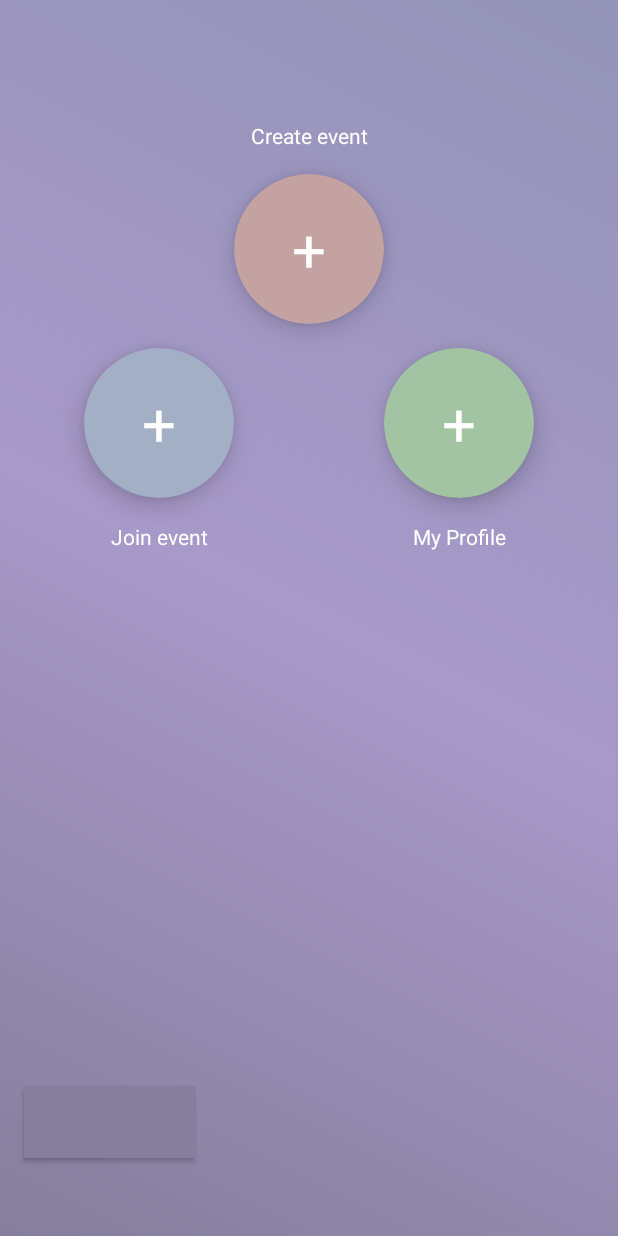
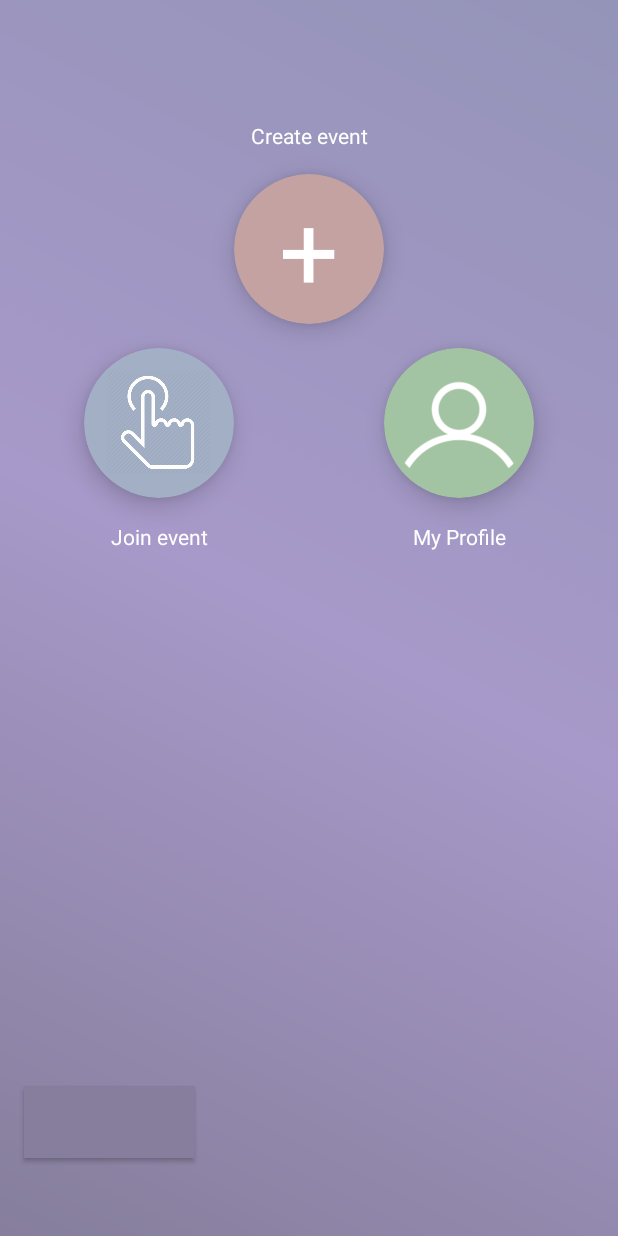
Before and after one commit to LeoLyo/volonterskaaplikacija, an Android app: the screen it shows after launch once a user with an empty profile is signed in (WelcomeActivity), on a phone screen of 412 x 824 dp. Run offline under Robolectric (Android 15) with nearby library versions, the phone set to English and light mode, and no system bars; our stand-ins replace Firebase (no records; nobody signed in at launch, a user with empty details on screens opened directly).

```diff
--- a/app/src/main/res/layout/activity_welcome.xml
+++ b/app/src/main/res/layout/activity_welcome.xml
@@ -20,6 +20,7 @@
         app:cardBackgroundColor="@color/zelenaPastel"
         app:cardCornerRadius="50dp"
         app:cardElevation="10dp"
+
         android:onClick="profileAction"
         app:layout_constraintEnd_toEndOf="parent"
         app:layout_constraintTop_toBottomOf="@+id/crvena">
@@ -28,14 +29,11 @@
             android:layout_width="match_parent"
             android:layout_height="match_parent">
 
-            <TextView
-                android:id="@+id/textView"
-                android:layout_width="wrap_content"
-                android:layout_height="wrap_content"
-                android:layout_centerInParent="true"
-                android:text="+"
-                android:textColor="#fff"
-                android:textSize="40sp" />
+            <ImageView android:layout_width="match_parent"
+                android:layout_height="match_parent"
+
+                android:scaleType="fitXY"
+                android:src="@drawable/profilna"/>
         </RelativeLayout>
     </android.support.v7.widget.CardView>
 
@@ -68,7 +66,7 @@
                 android:layout_centerInParent="true"
                 android:text="+"
                 android:textColor="#fff"
-                android:textSize="40sp" />
+                android:textSize="70sp" />
         </RelativeLayout>
     </android.support.v7.widget.CardView>
 
@@ -96,14 +94,13 @@
             android:layout_width="match_parent"
             android:layout_height="match_parent">
 
-            <TextView
-                android:id="@+id/textView3"
-                android:layout_width="wrap_content"
-                android:layout_height="wrap_content"
+            <ImageView
+
+                android:layout_width="70dp"
+                android:layout_height="70dp"
                 android:layout_centerInParent="true"
-                android:text="+"
-                android:textColor="#fff"
-                android:textSize="40sp" />
+                android:scaleType="fitCenter"
+                android:src="@drawable/join" />
         </RelativeLayout>
     </android.support.v7.widget.CardView>
 
```
Also changed, not shown: app/src/main/java/com/random/anagnosti/volonterskaaplikacija/welcomePackage/MyProfileActivity.java (+59 -6 lines), app/src/main/java/com/random/anagnosti/volonterskaaplikacija/welcomePackage/RoundImage.java (added, +95 -0 lines), app/src/main/res/layout/activity_about.xml (+11 -6 lines), app/src/main/res/drawable/join.png (added), app/src/main/res/drawable/joining.png (added), app/src/main/res/drawable/misteryman.png (added), app/src/main/res/drawable/profilna.png (added).
